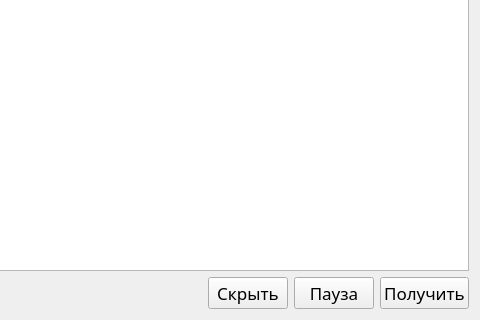
Qt form app/vkUserPosts.ui (sagitovich/lex) before a commit; both pictures show x 164 to 644 and y 279 to 599 of the 644 by 599 pixel window.
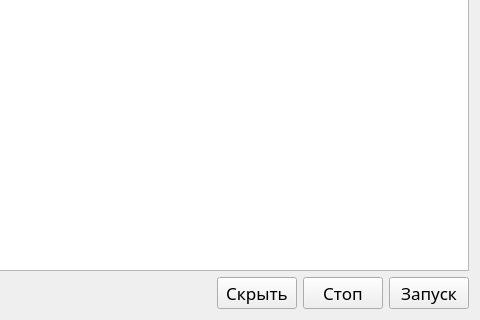
The same form after that commit.

```diff
--- a/app/vkUserPosts.ui
+++ b/app/vkUserPosts.ui
@@ -240,7 +240,7 @@
         </font>
        </property>
        <property name="text">
-        <string>Пауза</string>
+        <string>Стоп</string>
        </property>
       </widget>
      </item>
@@ -261,7 +261,7 @@
         </font>
        </property>
        <property name="text">
-        <string>Получить</string>
+        <string>Запуск</string>
        </property>
        <property name="shortcut">
         <string>Return</string>
```
